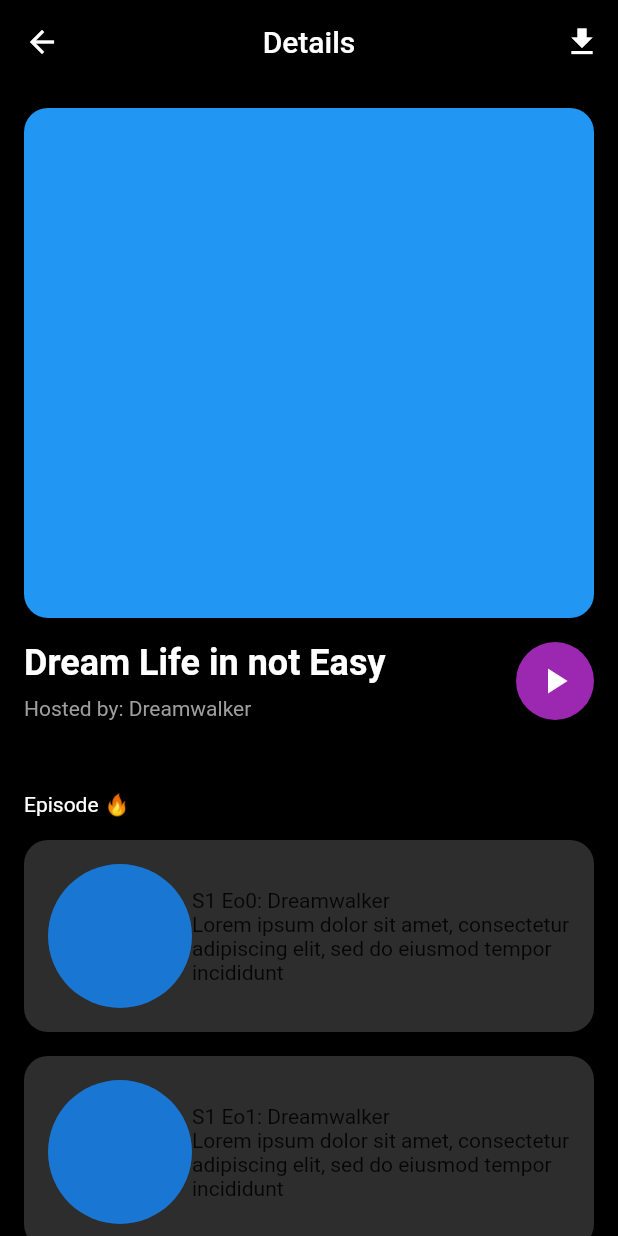
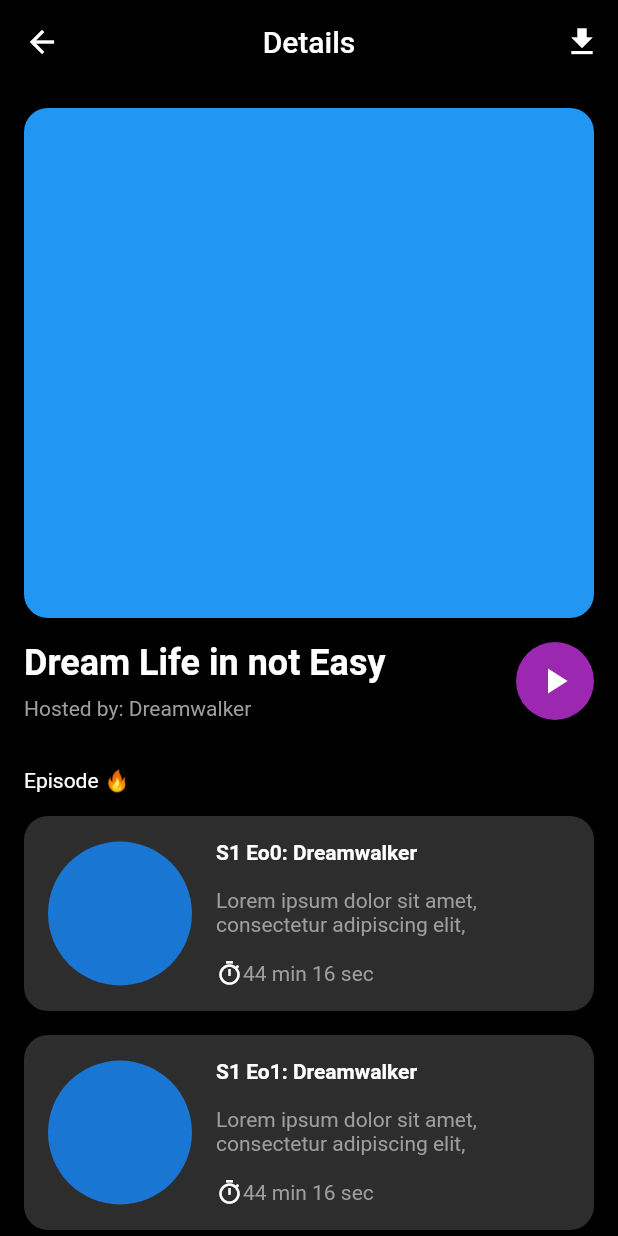
Before and after one commit to JAICHANGPARK/flutter_notebook_chapter_29, a Flutter app: the AudioPodcastsDetailPage screen opened directly, on a phone screen of 412 x 824 dp. Run offline on Flutter 3.47's test engine with Material 2 defaults, Android fonts, the phone set to English and light mode, and no system bars.

Commit message:
Update audio_podcasts_detail_page.dart

```diff
--- a/lib/ep1456_audio_podcasts_app/view/audio_podcasts_detail_page.dart
+++ b/lib/ep1456_audio_podcasts_app/view/audio_podcasts_detail_page.dart
@@ -77,12 +77,9 @@ class _AudioPodcastsDetailPageState extends State<AudioPodcastsDetailPage> {
                   ],
                 ),
               ),
-              const SizedBox(
-                height: 16,
-              ),
-              Padding(
-                padding: const EdgeInsets.symmetric(vertical: 16),
-                child: const Text(
+              const Padding(
+                padding: EdgeInsets.symmetric(vertical: 16),
+                child: Text(
                   "Episode 🔥",
                   style: TextStyle(
                     color: Colors.white,
@@ -94,25 +91,54 @@ class _AudioPodcastsDetailPageState extends State<AudioPodcastsDetailPage> {
                   10,
                   (index) => Container(
                     decoration: BoxDecoration(
-                      color: Color.fromRGBO(45, 45, 45, 1),
+                      color: const Color.fromRGBO(45, 45, 45, 1),
                       borderRadius: BorderRadius.circular(16),
                     ),
-                    padding: EdgeInsets.all(16),
-                    margin:EdgeInsets.only(bottom: 16),
+                    padding: const EdgeInsets.all(16),
+                    margin: const EdgeInsets.only(bottom: 16),
                     child: Row(
                       children: [
-                        CircleAvatar(
+                        const CircleAvatar(
                           radius: 48,
+                        ),
+                        SizedBox(
+                          width: 16,
                         ),
                         Expanded(
                           child: Column(
                             crossAxisAlignment: CrossAxisAlignment.start,
                             children: [
-                              Text("S1 Eo${index}: Dreamwalker"),
                               Text(
-                                'Lorem ipsum dolor sit amet, consectetur adipiscing elit, sed do eiusmod tempor incididunt ',
-                                style: TextStyle(),
+                                "S1 Eo${index}: Dreamwalker",
+                                style: TextStyle(
+                                  color: Colors.white,
+                                  fontWeight: FontWeight.bold,
+                                ),
                               ),
+                              Padding(
+                                padding: const EdgeInsets.symmetric(vertical: 16),
+                                child: const Text(
+                                  'Lorem ipsum dolor sit amet, consectetur adipiscing elit,  ',
+                                  style: TextStyle(
+                                    color: Colors.grey,
+                                  ),
+                                ),
+                              ),
+                              Row(
+                                children: [
+                                  Icon(
+                                    Icons.timer_outlined,
+                                    size: 18,
+                                    color: Colors.white,
+                                  ),
+                                  Text(
+                                    "44 min 16 sec",
+                                    style: TextStyle(
+                                      color: Colors.grey,
+                                    ),
+                                  ),
+                                ],
+                              )
                             ],
                           ),
                         )
```
